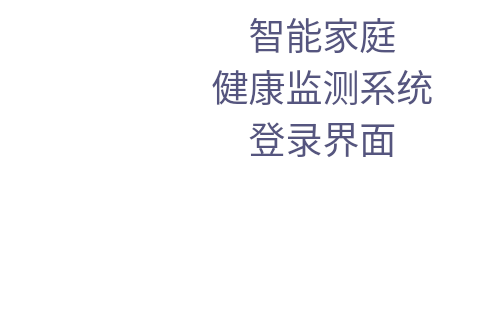
heart321/STM32Smart_home_health, file STM32Smart_home_health/Smart_home_health_Qt/Smart_health/log_in.ui: the form before one commit; both pictures show x 533 to 1024 and y 0 to 320 of the 1024 by 600 pixel window.
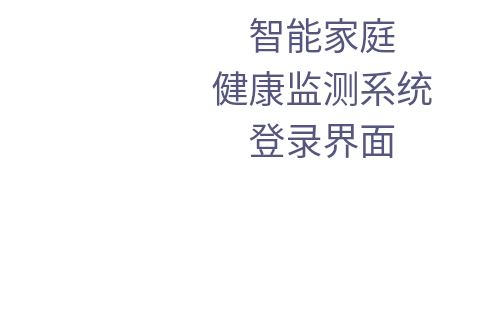
The form after the commit. Icons and pictures are not drawn. Custom widgets are drawn as their Qt base class.

The edit to the form file:
```diff
--- a/STM32Smart_home_health/Smart_home_health_Qt/Smart_health/log_in.ui
+++ b/STM32Smart_home_health/Smart_home_health_Qt/Smart_health/log_in.ui
@@ -105,7 +105,7 @@
      <x>690</x>
      <y>10</y>
      <width>331</width>
-     <height>151</height>
+     <height>152</height>
     </rect>
    </property>
    <layout class="QVBoxLayout" name="verticalLayout_2">
@@ -137,7 +137,7 @@
      <widget class="QLabel" name="label_title2">
       <property name="font">
        <font>
-        <family>华文行楷</family>
+        <family>阿里妈妈东方大楷</family>
         <pointsize>28</pointsize>
        </font>
       </property>
@@ -156,7 +156,7 @@
      <widget class="QLabel" name="label_title3">
       <property name="font">
        <font>
-        <family>华文行楷</family>
+        <family>阿里妈妈东方大楷</family>
         <pointsize>28</pointsize>
        </font>
       </property>
```
Left out of the diff: 2 changed lines with no effect on the pictures.
